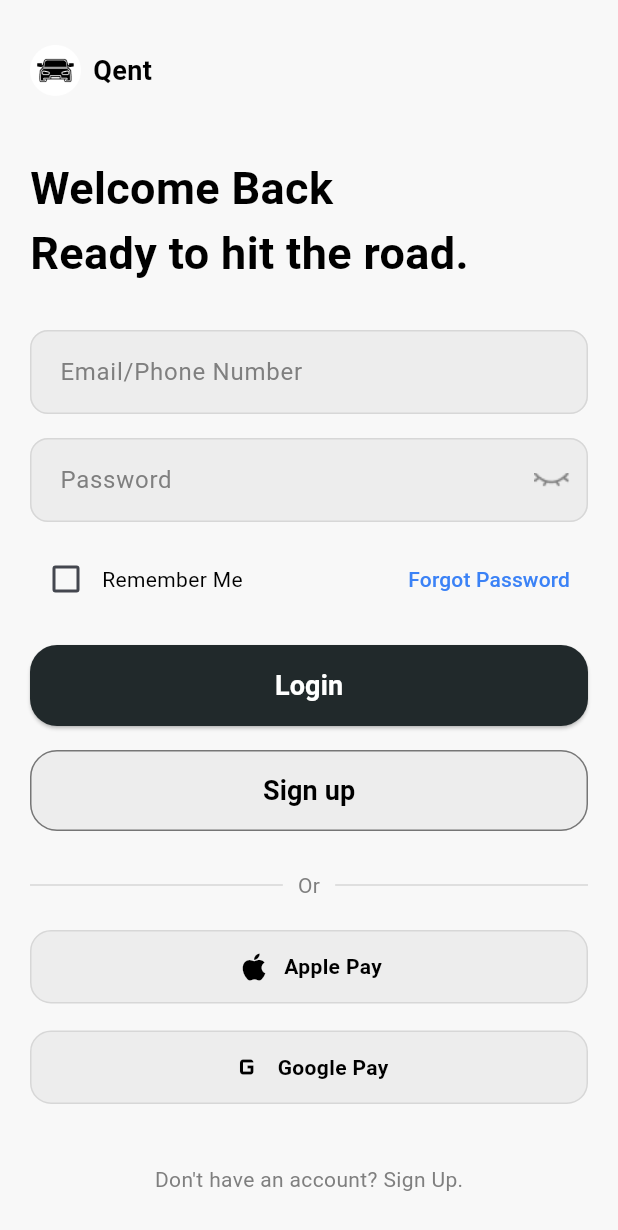
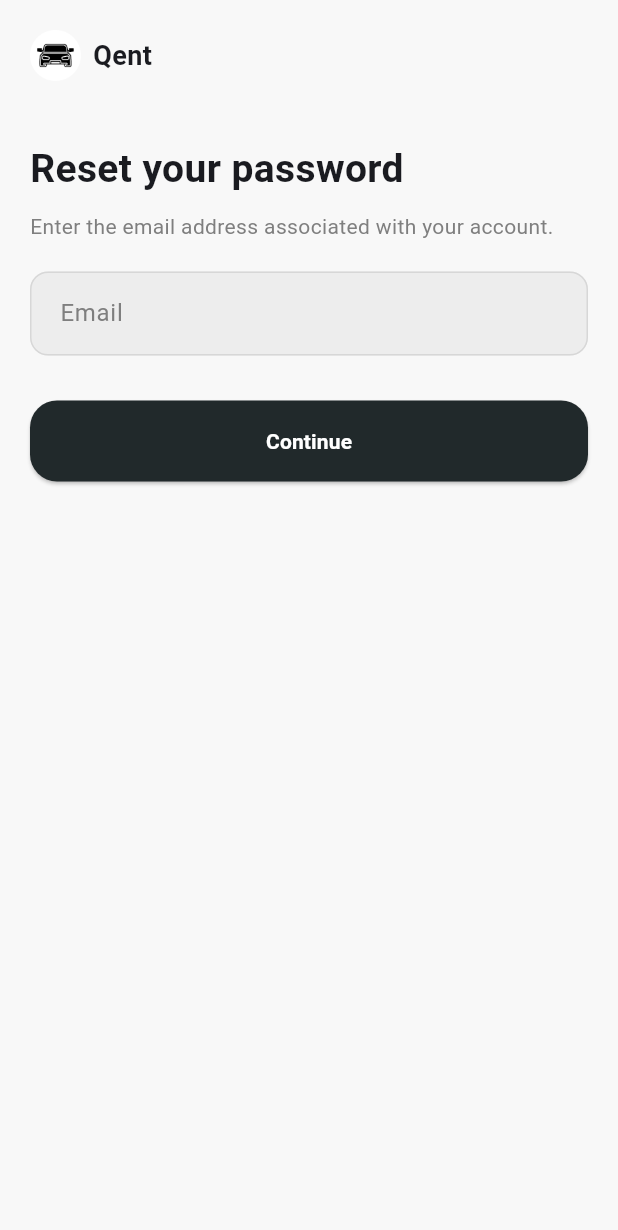
Before and after one commit to yasirzain15/qent-rent-a-car, a Flutter app: the LoginScreen screen opened by its route, after a tap on "Forgot Password", on a phone screen of 412 x 824 dp. Shown: the top 1230 px of the screen. Run offline on Flutter 3.47's test engine with Material 3 defaults, Android fonts, the phone set to English and light mode, and no system bars; our stand-ins replace get.

Commit message:
Sign In Page Done

```diff
--- a/lib/core/constants/app_routes.dart
+++ /dev/null
@@ -1,5 +0,0 @@
-class AppRoutes {
-  static const splash1 = '/';
-  static const splash2 = '/splash2';
-  static const login = '/login';
-}
--- a/lib/core/constants/app_text_styles.dart
+++ b/lib/core/constants/app_text_styles.dart
@@ -1,16 +1,28 @@
 import 'package:flutter/material.dart';
+import 'app_colors.dart';
 
 class AppTextStyles {
-  static const robotoTitle = TextStyle(
-    // color: AppColors.shade,
-    fontFamily: 'Roboto',
-    fontSize: 22,
-    fontWeight: FontWeight.bold,
+  static const TextTheme textTheme = TextTheme(
+    bodyLarge: TextStyle(fontSize: 16, color: AppColors.background),
+
+    bodyMedium: TextStyle(fontSize: 14, color: AppColors.textPrimary),
+
+    titleLarge: TextStyle(
+      fontSize: 28,
+      fontWeight: FontWeight.bold,
+      color: AppColors.textPrimary,
+    ),
   );
 
   static const robotoBody = TextStyle(
-    fontFamily: 'Roboto',
-    fontSize: 18,
+    fontSize: 16,
+    fontWeight: FontWeight.w500,
+    color: AppColors.background,
+  );
+
+  static const robotoTitle = TextStyle(
+    fontSize: 30,
     fontWeight: FontWeight.bold,
+    color: AppColors.textPrimary,
   );
 }
--- /dev/null
+++ b/lib/features/auth/views/reset_password_screen.dart
@@ -0,0 +1,45 @@
+import 'package:flutter/material.dart';
+import '../../../core/constants/app_colors.dart';
+import '../widgets/auth_text_field.dart';
+import '../widgets/auth_logo_header.dart';
+import '../widgets/auth_primary_button.dart';
+
+class ResetPasswordScreen extends StatelessWidget {
+  const ResetPasswordScreen({super.key});
+
+  @override
+  Widget build(BuildContext context) {
+    return Scaffold(
+      backgroundColor: AppColors.background,
+      body: SafeArea(
+        child: Padding(
+          padding: const EdgeInsets.all(20),
+          child: Column(
+            crossAxisAlignment: CrossAxisAlignment.start,
+            children: [
+              const AuthLogoHeader(),
+              const SizedBox(height: 40),
+
+              const Text(
+                "Reset your password",
+                style: TextStyle(fontSize: 26, fontWeight: FontWeight.bold),
+              ),
+              const SizedBox(height: 10),
+
+              Text(
+                "Enter the email address associated with your account.",
+                style: TextStyle(color: AppColors.textSecondary),
+              ),
+
+              const SizedBox(height: 20),
+              const AuthTextField(hint: "Email"),
+
+              const SizedBox(height: 30),
+              AuthPrimaryButton(text: "Continue", onTap: () {}),
+            ],
+          ),
+        ),
+      ),
+    );
+  }
+}
--- /dev/null
+++ b/lib/features/auth/widgets/auth_logo_header.dart
@@ -0,0 +1,20 @@
+import 'package:flutter/material.dart';
+import '../../../core/constants/app_assets.dart';
+
+class AuthLogoHeader extends StatelessWidget {
+  const AuthLogoHeader({super.key});
+
+  @override
+  Widget build(BuildContext context) {
+    return Row(
+      children: [
+        Image.asset(AppAssets.splashIcon, width: 34),
+        const SizedBox(width: 8),
+        const Text(
+          "Qent",
+          style: TextStyle(fontWeight: FontWeight.bold, fontSize: 18),
+        ),
+      ],
+    );
+  }
+}
--- /dev/null
+++ b/lib/features/auth/widgets/auth_primary_button.dart
@@ -0,0 +1,28 @@
+import 'package:flutter/material.dart';
+import '../../../core/constants/app_colors.dart';
+
+class AuthPrimaryButton extends StatelessWidget {
+  final String text;
+  final VoidCallback onTap;
+
+  const AuthPrimaryButton({super.key, required this.text, required this.onTap});
+
+  @override
+  Widget build(BuildContext context) {
+    return SizedBox(
+      height: 54,
+      width: double.infinity,
+      child: ElevatedButton(
+        style: ElevatedButton.styleFrom(
+          backgroundColor: AppColors.button,
+          foregroundColor: AppColors.shade,
+          shape: RoundedRectangleBorder(
+            borderRadius: BorderRadius.circular(18),
+          ),
+        ),
+        onPressed: onTap,
+        child: Text(text, style: const TextStyle(fontWeight: FontWeight.bold)),
+      ),
+    );
+  }
+}
--- a/lib/features/auth/widgets/auth_text_field.dart
+++ b/lib/features/auth/widgets/auth_text_field.dart
@@ -69,7 +69,7 @@ class _AuthTextFieldState extends State<AuthTextField> {
 
         focusedBorder: OutlineInputBorder(
           borderRadius: BorderRadius.circular(12),
-          borderSide: BorderSide(color: AppColors.tertiary),
+          borderSide: BorderSide(color: AppColors.icon),
         ),
       ),
     );
--- a/lib/features/splash/controller/splash_controller.dart
+++ b/lib/features/splash/controller/splash_controller.dart
@@ -1,5 +1,5 @@
 import 'package:get/get.dart';
-import 'package:qent/core/constants/app_routes.dart';
+import 'package:qent/routes/app_routes.dart';
 
 class SplashController extends GetxController {
   void goToNextSplash() {
--- a/lib/routes/app_pages.dart
+++ b/lib/routes/app_pages.dart
@@ -1,14 +1,66 @@
 import 'package:get/get.dart';
+import 'package:qent/routes/app_routes.dart';
 import '../features/splash/views/splash_screen_1.dart';
 import '../features/splash/views/splash_screen_2.dart';
+
 import '../features/auth/views/login_screen.dart';
+import '../features/auth/views/signup_screen.dart';
+import '../features/auth/views/reset_password_screen.dart';
+import '../features/auth/views/phone_verification_screen.dart';
+import '../features/auth/views/otp_verification_screen.dart';
 
 class AppPages {
-  static const initial = '/';
+  static const initial = AppRoutes.splash1;
 
   static final routes = [
-    GetPage(name: '/', page: () => SplashScreen1()),
-    GetPage(name: '/splash2', page: () => SplashScreen2()),
-    GetPage(name: '/login', page: () => LoginScreen()),
+    // Splash
+    GetPage(
+      name: AppRoutes.splash1,
+      page: () => SplashScreen1(),
+      transition: Transition.fadeIn,
+    ),
+
+    GetPage(
+      name: AppRoutes.splash2,
+      page: () => SplashScreen2(),
+      transition: Transition.fadeIn,
+    ),
+
+    // Auth
+    GetPage(
+      name: AppRoutes.login,
+      page: () => LoginScreen(),
+      transition: Transition.rightToLeft,
+    ),
+
+    GetPage(
+      name: AppRoutes.signup,
+      page: () => const SignUpScreen(),
+      transition: Transition.rightToLeft,
+    ),
+
+    GetPage(
+      name: AppRoutes.resetPassword,
+      page: () => const ResetPasswordScreen(),
+      transition: Transition.rightToLeft,
+    ),
+
+    GetPage(
+      name: AppRoutes.phoneVerification,
+      page: () => const PhoneVerificationScreen(),
+      transition: Transition.rightToLeft,
+    ),
+
+    GetPage(
+      name: AppRoutes.otpVerification,
+      page: () => OtpVerificationScreen(),
+      transition: Transition.rightToLeft,
+    ),
+
+    // Home (future ready)
+    // GetPage(
+    //   name: AppRoutes.home,
+    //   page: () => const HomeScreen(),
+    // ),
   ];
 }
--- /dev/null
+++ b/lib/routes/app_routes.dart
@@ -0,0 +1,14 @@
+class AppRoutes {
+  static const splash1 = '/';
+  static const splash2 = '/splash2';
+
+  // Auth
+  static const login = '/login';
+  static const signup = '/signup';
+  static const resetPassword = '/reset-password';
+  static const phoneVerification = '/phone-verification';
+  static const otpVerification = '/otp-verification';
+
+  // Home (future)
+  static const home = '/home';
+}
```
Also changed, not shown: lib/features/auth/views/login_screen.dart (+7 -2 lines), lib/features/auth/views/otp_verification_screen.dart (added, +53 -0 lines), lib/features/auth/views/phone_verification_screen.dart (added, +45 -0 lines), lib/features/auth/views/signup_screen.dart (added, +52 -0 lines), lib/features/auth/widgets/otp_box.dart (added, +31 -0 lines), lib/main.dart (+32 -9 lines), assets/icons/Home.png (added), assets/icons/Notifications.png (added), assets/icons/Search.png (added), assets/icons/User.png (added), assets/icons/inbox.png (added).
